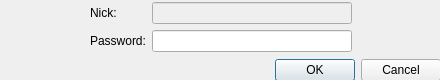
Old version of the form ui/profile_edit.ui in the repository gitter-badger/simplechatclient.
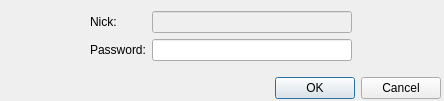
New version of the form.

Patch:
```diff
--- a/ui/profile_edit.ui
+++ b/ui/profile_edit.ui
@@ -2,24 +2,16 @@
 <ui version="4.0">
  <class>uiProfileEdit</class>
  <widget class="QDialog" name="uiProfileEdit">
-  <property name="geometry">
-   <rect>
-    <x>0</x>
-    <y>0</y>
-    <width>440</width>
-    <height>80</height>
-   </rect>
-  </property>
   <property name="minimumSize">
    <size>
-    <width>440</width>
-    <height>80</height>
+    <width>444</width>
+    <height>101</height>
    </size>
   </property>
   <property name="maximumSize">
    <size>
-    <width>440</width>
-    <height>80</height>
+    <width>444</width>
+    <height>101</height>
    </size>
   </property>
   <property name="windowTitle">
@@ -31,7 +23,7 @@
      <x>0</x>
      <y>0</y>
      <width>441</width>
-     <height>81</height>
+     <height>99</height>
     </rect>
    </property>
    <layout class="QVBoxLayout" name="verticalLayout">
```
